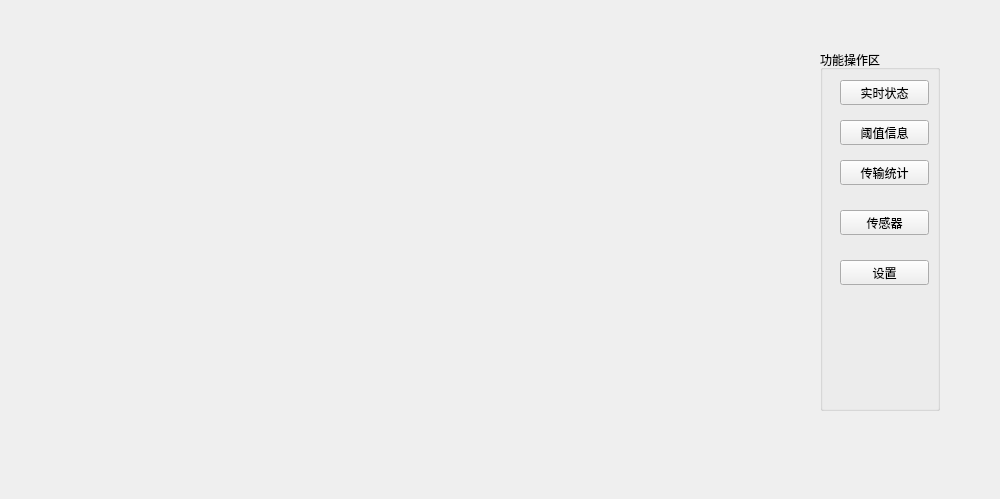
Before: the Qt Designer form LoadCabinet/input/in_mainwid.ui in luozhiyong131/BusBar, drawn with Qt 5.
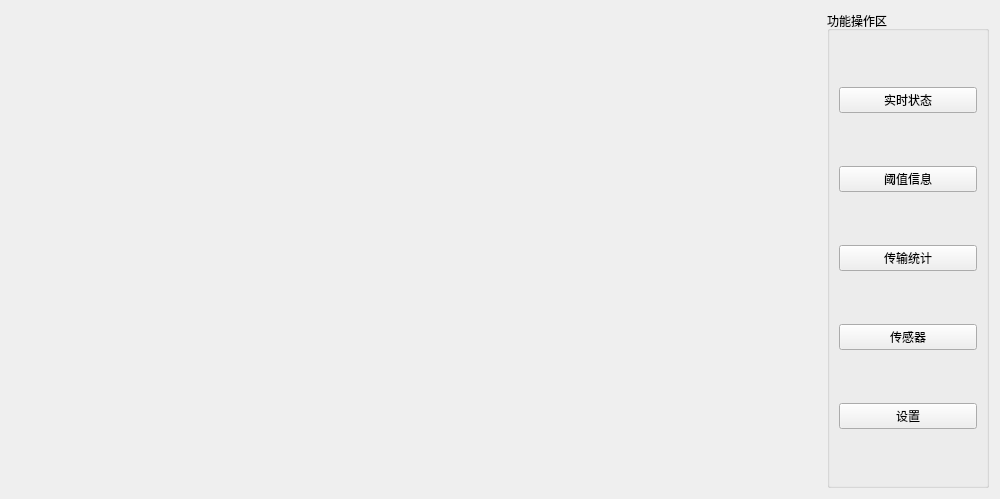
After: the same form once the commit is applied.

```diff
--- a/LoadCabinet/input/in_mainwid.ui
+++ b/LoadCabinet/input/in_mainwid.ui
@@ -13,94 +13,55 @@
   <property name="windowTitle">
    <string>Form</string>
   </property>
-  <widget class="QStackedWidget" name="stackedWid">
-   <property name="geometry">
-    <rect>
-     <x>10</x>
-     <y>20</y>
-     <width>751</width>
-     <height>451</height>
-    </rect>
-   </property>
-  </widget>
+  <layout class="QHBoxLayout" name="horizontalLayout" stretch="10,2">
+   <item>
+    <widget class="QStackedWidget" name="stackedWid"/>
+   </item>
+   <item>
   <widget class="QGroupBox" name="groupBox">
-   <property name="geometry">
-    <rect>
-     <x>820</x>
-     <y>50</y>
-     <width>120</width>
-     <height>361</height>
-    </rect>
-   </property>
    <property name="title">
     <string>功能操作区</string>
    </property>
-   <widget class="QPushButton" name="setBtn">
-    <property name="geometry">
-     <rect>
-      <x>20</x>
-      <y>210</y>
-      <width>89</width>
-      <height>25</height>
-     </rect>
-    </property>
+     <layout class="QVBoxLayout" name="verticalLayout">
+      <item>
+       <widget class="QPushButton" name="realBtn">
     <property name="text">
-     <string>设置</string>
-    </property>
-   </widget>
+         <string>实时状态</string>
+        </property>
+       </widget>
+      </item>
+      <item>
    <widget class="QPushButton" name="thresholdBtn">
-    <property name="geometry">
-     <rect>
-      <x>20</x>
-      <y>70</y>
-      <width>89</width>
-      <height>25</height>
-     </rect>
-    </property>
     <property name="text">
      <string>阈值信息</string>
     </property>
    </widget>
+      </item>
+      <item>
    <widget class="QPushButton" name="transBtn">
-    <property name="geometry">
-     <rect>
-      <x>20</x>
-      <y>110</y>
-      <width>89</width>
-      <height>25</height>
-     </rect>
-    </property>
     <property name="text">
      <string>传输统计</string>
     </property>
    </widget>
+      </item>
+      <item>
    <widget class="QPushButton" name="envBtn">
-    <property name="geometry">
-     <rect>
-      <x>20</x>
-      <y>160</y>
-      <width>89</width>
-      <height>25</height>
-     </rect>
-    </property>
     <property name="text">
      <string>传感器</string>
     </property>
    </widget>
-   <widget class="QPushButton" name="realBtn">
-    <property name="geometry">
-     <rect>
-      <x>20</x>
-      <y>30</y>
-      <width>89</width>
-      <height>25</height>
-     </rect>
-    </property>
+      </item>
+      <item>
+       <widget class="QPushButton" name="setBtn">
     <property name="text">
-     <string>实时状态</string>
-    </property>
-   </widget>
-  </widget>
+         <string>设置</string>
+        </property>
+       </widget>
+      </item>
+     </layout>
+    </widget>
+   </item>
+  </layout>
  </widget>
  <resources/>
  <connections/>
```
Lines whose indentation alone changed are shown as unchanged.
